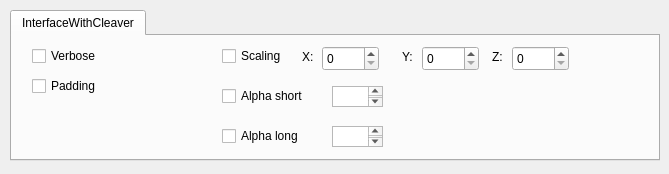
This is src/Interface/Modules/Fields/InterfaceWithCleaverDialog.ui in SCIInstitute/SCIRun as Qt 5 draws it before an edit. The edited form follows.
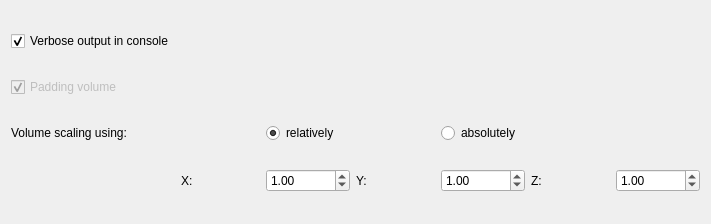
This is the edited form.

Commit message: cleaverInterface + Gui, padding always enabled, memory leaks and exits in cleaver lib, todo: dyn. input ports

```diff
--- a/src/Interface/Modules/Fields/InterfaceWithCleaverDialog.ui
+++ b/src/Interface/Modules/Fields/InterfaceWithCleaverDialog.ui
@@ -6,193 +6,132 @@
    <rect>
     <x>0</x>
     <y>0</y>
-    <width>669</width>
-    <height>174</height>
+    <width>711</width>
+    <height>224</height>
    </rect>
   </property>
   <property name="windowTitle">
    <string>tDCSSimulator</string>
   </property>
-  <widget class="QTabWidget" name="tabWidget">
-   <property name="geometry">
-    <rect>
-     <x>10</x>
-     <y>10</y>
-     <width>650</width>
-     <height>151</height>
-    </rect>
-   </property>
-   <property name="currentIndex">
-    <number>0</number>
-   </property>
-   <widget class="QWidget" name="InterfaceWithCleaver">
-    <property name="whatsThis">
-     <string>Simulation</string>
-    </property>
-    <property name="accessibleName">
-     <string/>
-    </property>
-    <attribute name="title">
-     <string>InterfaceWithCleaver</string>
-    </attribute>
-    <widget class="QCheckBox" name="checkBox">
-     <property name="geometry">
-      <rect>
-       <x>20</x>
-       <y>10</y>
-       <width>87</width>
-       <height>20</height>
-      </rect>
-     </property>
+  <layout class="QGridLayout" name="gridLayout">
+   <item row="2" column="3">
+    <widget class="QRadioButton" name="RelativeVolumeScalingRadioButton_">
      <property name="text">
-      <string>Verbose</string>
+      <string>relatively</string>
      </property>
-    </widget>
-    <widget class="QCheckBox" name="checkBox_2">
-     <property name="geometry">
-      <rect>
-       <x>20</x>
-       <y>40</y>
-       <width>87</width>
-       <height>20</height>
-      </rect>
+     <property name="checked">
+      <bool>true</bool>
      </property>
-     <property name="text">
-      <string>Padding</string>
-     </property>
     </widget>
-    <widget class="QSpinBox" name="spinBox">
-     <property name="geometry">
-      <rect>
-       <x>310</x>
-       <y>10</y>
-       <width>57</width>
-       <height>25</height>
-      </rect>
-     </property>
-    </widget>
-    <widget class="QSpinBox" name="spinBox_2">
-     <property name="geometry">
-      <rect>
-       <x>410</x>
-       <y>10</y>
-       <width>57</width>
-       <height>25</height>
-      </rect>
-     </property>
-    </widget>
-    <widget class="QSpinBox" name="spinBox_3">
-     <property name="geometry">
-      <rect>
-       <x>500</x>
-       <y>10</y>
-       <width>57</width>
-       <height>25</height>
-      </rect>
-     </property>
-    </widget>
-    <widget class="QLabel" name="label">
-     <property name="geometry">
-      <rect>
-       <x>290</x>
-       <y>10</y>
-       <width>16</width>
-       <height>21</height>
-      </rect>
-     </property>
-     <property name="text">
-      <string>X:</string>
-     </property>
-    </widget>
+   </item>
+   <item row="8" column="4" alignment="Qt::AlignLeft">
     <widget class="QLabel" name="label_2">
-     <property name="geometry">
-      <rect>
-       <x>390</x>
-       <y>10</y>
-       <width>16</width>
-       <height>21</height>
-      </rect>
-     </property>
      <property name="text">
       <string>Y:</string>
      </property>
     </widget>
+   </item>
+   <item row="8" column="5">
+    <widget class="QDoubleSpinBox" name="VolumeScalingSpinBox_Y_">
+     <property name="maximum">
+      <double>1000000000.000000000000000</double>
+     </property>
+     <property name="singleStep">
+      <double>0.010000000000000</double>
+     </property>
+     <property name="value">
+      <double>1.000000000000000</double>
+     </property>
+    </widget>
+   </item>
+   <item row="8" column="6" alignment="Qt::AlignLeft">
     <widget class="QLabel" name="label_3">
-     <property name="geometry">
-      <rect>
-       <x>480</x>
-       <y>10</y>
-       <width>16</width>
-       <height>21</height>
-      </rect>
-     </property>
      <property name="text">
       <string>Z:</string>
      </property>
     </widget>
-    <widget class="QCheckBox" name="checkBox_3">
-     <property name="geometry">
-      <rect>
-       <x>210</x>
-       <y>10</y>
-       <width>71</width>
-       <height>20</height>
-      </rect>
-     </property>
+   </item>
+   <item row="8" column="2">
+    <widget class="QLabel" name="label">
      <property name="text">
-      <string>Scaling</string>
+      <string>X:</string>
      </property>
     </widget>
-    <widget class="QCheckBox" name="checkBox_4">
-     <property name="geometry">
-      <rect>
-       <x>210</x>
-       <y>50</y>
-       <width>101</width>
-       <height>20</height>
-      </rect>
+   </item>
+   <item row="1" column="0" colspan="2">
+    <widget class="QCheckBox" name="PaddingCheckBox_">
+     <property name="enabled">
+      <bool>false</bool>
      </property>
      <property name="text">
-      <string>Alpha short</string>
+      <string>Padding volume</string>
      </property>
-    </widget>
-    <widget class="QCheckBox" name="checkBox_5">
-     <property name="geometry">
-      <rect>
-       <x>210</x>
-       <y>90</y>
-       <width>91</width>
-       <height>20</height>
-      </rect>
+     <property name="checkable">
+      <bool>true</bool>
      </property>
+     <property name="checked">
+      <bool>true</bool>
+     </property>
+     <property name="autoExclusive">
+      <bool>false</bool>
+     </property>
+    </widget>
+   </item>
+   <item row="0" column="0" colspan="2">
+    <widget class="QCheckBox" name="VerboseCheckBox_">
      <property name="text">
-      <string>Alpha long</string>
+      <string>Verbose output in console</string>
      </property>
+     <property name="checked">
+      <bool>true</bool>
+     </property>
     </widget>
-    <widget class="QPlainTextEdit" name="plainTextEdit">
-     <property name="geometry">
-      <rect>
-       <x>320</x>
-       <y>50</y>
-       <width>51</width>
-       <height>21</height>
-      </rect>
+   </item>
+   <item row="8" column="3">
+    <widget class="QDoubleSpinBox" name="VolumeScalingSpinBox_X_">
+     <property name="decimals">
+      <number>2</number>
      </property>
+     <property name="maximum">
+      <double>1000000000.000000000000000</double>
+     </property>
+     <property name="singleStep">
+      <double>0.010000000000000</double>
+     </property>
+     <property name="value">
+      <double>1.000000000000000</double>
+     </property>
     </widget>
-    <widget class="QPlainTextEdit" name="plainTextEdit_2">
-     <property name="geometry">
-      <rect>
-       <x>320</x>
-       <y>90</y>
-       <width>51</width>
-       <height>21</height>
-      </rect>
+   </item>
+   <item row="8" column="7" alignment="Qt::AlignLeft">
+    <widget class="QDoubleSpinBox" name="VolumeScalingSpinBox_Z_">
+     <property name="maximum">
+      <double>1000000000.000000000000000</double>
      </property>
+     <property name="singleStep">
+      <double>0.010000000000000</double>
+     </property>
+     <property name="value">
+      <double>1.000000000000000</double>
+     </property>
     </widget>
-   </widget>
-  </widget>
+   </item>
+   <item row="2" column="0" colspan="2">
+    <widget class="QLabel" name="label_7">
+     <property name="text">
+      <string>Volume scaling using:</string>
+     </property>
+    </widget>
+   </item>
+   <item row="2" column="5">
+    <widget class="QRadioButton" name="AbsoluteVolumeScalingRadioButton_">
+     <property name="text">
+      <string>absolutely</string>
+     </property>
+    </widget>
+   </item>
+  </layout>
  </widget>
- <layoutdefault spacing="6" margin="11"/>
  <resources/>
  <connections/>
 </ui>
```
Left out of the diff: 2 changed lines with no effect on the pictures. The commit also changes 13 other files.
